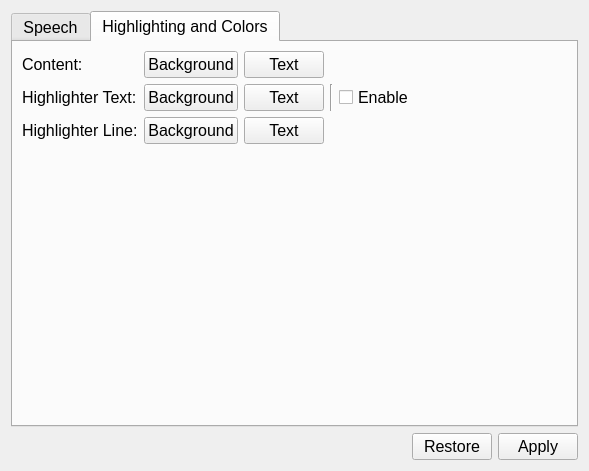
DinoZAR/CentralAccessReader, file src/forms/settings.ui: the form before one commit.
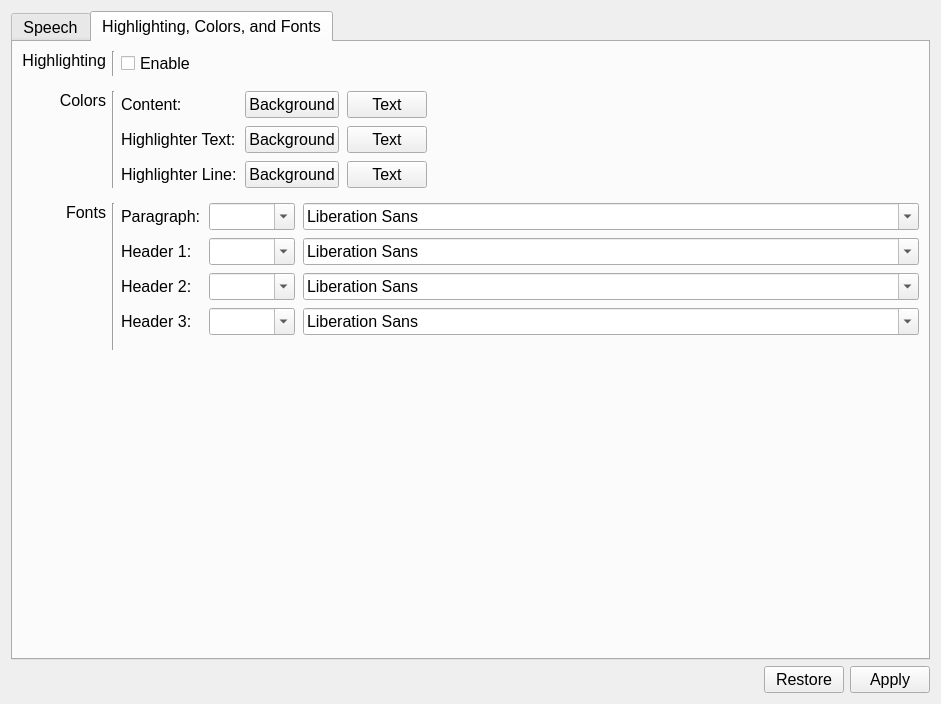
The form after the commit. The open tabs and pages were chosen to show the change.

Commit message: Finished the line highlighting. Starting on the custom font part.

Patch:
```diff
--- a/src/forms/settings.ui
+++ b/src/forms/settings.ui
@@ -6,8 +6,8 @@
    <rect>
     <x>0</x>
     <y>0</y>
-    <width>589</width>
-    <height>471</height>
+    <width>941</width>
+    <height>704</height>
    </rect>
   </property>
   <property name="font">
@@ -176,11 +176,25 @@
      </widget>
      <widget class="QWidget" name="colorsTab">
       <attribute name="title">
-       <string>Highlighting and Colors</string>
+       <string>Highlighting, Colors, and Fonts</string>
       </attribute>
-      <layout class="QVBoxLayout" name="verticalLayout_5">
+      <layout class="QVBoxLayout" name="verticalLayout_4">
        <item>
+        <layout class="QGridLayout" name="gridLayout_3" rowstretch="0,0,1">
+         <property name="verticalSpacing">
+          <number>15</number>
+         </property>
+         <item row="1" column="2">
         <layout class="QFormLayout" name="formLayout">
+           <property name="fieldGrowthPolicy">
+            <enum>QFormLayout::AllNonFixedFieldsGrow</enum>
+           </property>
+           <property name="horizontalSpacing">
+            <number>8</number>
+           </property>
+           <property name="verticalSpacing">
+            <number>8</number>
+           </property>
          <item row="0" column="0">
           <widget class="QLabel" name="label_6">
            <property name="text">
@@ -219,6 +233,13 @@
            </item>
           </layout>
          </item>
+           <item row="1" column="0">
+            <widget class="QLabel" name="label_4">
+             <property name="text">
+              <string>Highlighter Text:</string>
+             </property>
+            </widget>
+           </item>
          <item row="1" column="1">
           <layout class="QHBoxLayout" name="horizontalLayout_4">
            <item>
@@ -235,20 +256,6 @@
              </property>
             </widget>
            </item>
-           <item>
-            <widget class="Line" name="line">
-             <property name="orientation">
-              <enum>Qt::Vertical</enum>
-             </property>
-            </widget>
-           </item>
-           <item>
-            <widget class="QCheckBox" name="enableHighlightCheckbox">
-             <property name="text">
-              <string>Enable</string>
-             </property>
-            </widget>
-           </item>
            <item>
             <spacer name="horizontalSpacer_2">
              <property name="orientation">
@@ -264,10 +271,10 @@
            </item>
           </layout>
          </item>
-         <item row="1" column="0">
-          <widget class="QLabel" name="label_4">
+           <item row="2" column="0">
+            <widget class="QLabel" name="label_5">
            <property name="text">
-            <string>Highlighter Text:</string>
+              <string>Highlighter Line:</string>
            </property>
           </widget>
          </item>
@@ -302,16 +309,249 @@
            </item>
           </layout>
          </item>
+          </layout>
+         </item>
+         <item row="0" column="2">
+          <widget class="QCheckBox" name="enableHighlightCheckbox">
+           <property name="text">
+            <string>Enable</string>
+           </property>
+          </widget>
+         </item>
+         <item row="1" column="0">
+          <widget class="QLabel" name="label_7">
+           <property name="text">
+            <string>Colors</string>
+           </property>
+           <property name="alignment">
+            <set>Qt::AlignRight|Qt::AlignTop|Qt::AlignTrailing</set>
+           </property>
+          </widget>
+         </item>
+         <item row="0" column="0">
+          <widget class="QLabel" name="label_8">
+           <property name="text">
+            <string>Highlighting</string>
+           </property>
+           <property name="alignment">
+            <set>Qt::AlignRight|Qt::AlignTop|Qt::AlignTrailing</set>
+           </property>
+          </widget>
+         </item>
+         <item row="1" column="1">
+          <widget class="Line" name="line_4">
+           <property name="orientation">
+            <enum>Qt::Vertical</enum>
+           </property>
+          </widget>
+         </item>
+         <item row="0" column="1">
+          <widget class="Line" name="line_3">
+           <property name="orientation">
+            <enum>Qt::Vertical</enum>
+           </property>
+          </widget>
+         </item>
          <item row="2" column="0">
-          <widget class="QLabel" name="label_5">
+          <widget class="QLabel" name="label_9">
            <property name="text">
-            <string>Highlighter Line:</string>
+            <string>Fonts</string>
            </property>
+           <property name="alignment">
+            <set>Qt::AlignRight|Qt::AlignTop|Qt::AlignTrailing</set>
+           </property>
           </widget>
          </item>
-        </layout>
-       </item>
-      </layout>
+         <item row="2" column="1">
+          <widget class="Line" name="line_5">
+           <property name="orientation">
+            <enum>Qt::Vertical</enum>
+           </property>
+          </widget>
+         </item>
+         <item row="2" column="2">
+          <layout class="QFormLayout" name="formLayout_2">
+           <property name="horizontalSpacing">
+            <number>8</number>
+           </property>
+           <property name="verticalSpacing">
+            <number>8</number>
+           </property>
+           <item row="0" column="0">
+            <widget class="QLabel" name="label_10">
+             <property name="text">
+              <string>Paragraph:</string>
+             </property>
+            </widget>
+           </item>
+           <item row="1" column="0">
+            <widget class="QLabel" name="label_11">
+             <property name="text">
+              <string>Header 1:</string>
+             </property>
+            </widget>
+           </item>
+           <item row="2" column="0">
+            <widget class="QLabel" name="label_12">
+             <property name="text">
+              <string>Header 2:</string>
+             </property>
+            </widget>
+           </item>
+           <item row="3" column="0">
+            <widget class="QLabel" name="label_13">
+             <property name="text">
+              <string>Header 3:</string>
+             </property>
+            </widget>
+           </item>
+           <item row="3" column="1">
+            <layout class="QHBoxLayout" name="horizontalLayout_9" stretch="0,1">
+             <item>
+              <widget class="QComboBox" name="header3SizeBox">
+               <property name="sizePolicy">
+                <sizepolicy hsizetype="Preferred" vsizetype="Fixed">
+                 <horstretch>0</horstretch>
+                 <verstretch>0</verstretch>
+                </sizepolicy>
+               </property>
+               <property name="minimumSize">
+                <size>
+                 <width>80</width>
+                 <height>0</height>
+                </size>
+               </property>
+               <property name="baseSize">
+                <size>
+                 <width>0</width>
+                 <height>0</height>
+                </size>
+               </property>
+               <property name="editable">
+                <bool>true</bool>
+               </property>
+              </widget>
+             </item>
+             <item>
+              <widget class="QFontComboBox" name="header3FontBox"/>
+             </item>
+            </layout>
+           </item>
+           <item row="2" column="1">
+            <layout class="QHBoxLayout" name="horizontalLayout_8" stretch="0,1">
+             <item>
+              <widget class="QComboBox" name="header2SizeBox">
+               <property name="sizePolicy">
+                <sizepolicy hsizetype="Preferred" vsizetype="Fixed">
+                 <horstretch>0</horstretch>
+                 <verstretch>0</verstretch>
+                </sizepolicy>
+               </property>
+               <property name="minimumSize">
+                <size>
+                 <width>80</width>
+                 <height>0</height>
+                </size>
+               </property>
+               <property name="baseSize">
+                <size>
+                 <width>0</width>
+                 <height>0</height>
+                </size>
+               </property>
+               <property name="editable">
+                <bool>true</bool>
+               </property>
+              </widget>
+             </item>
+             <item>
+              <widget class="QFontComboBox" name="header2FontBox"/>
+             </item>
+            </layout>
+           </item>
+           <item row="1" column="1">
+            <layout class="QHBoxLayout" name="horizontalLayout_7" stretch="0,1">
+             <item>
+              <widget class="QComboBox" name="header1SizeBox">
+               <property name="sizePolicy">
+                <sizepolicy hsizetype="Preferred" vsizetype="Fixed">
+                 <horstretch>0</horstretch>
+                 <verstretch>0</verstretch>
+                </sizepolicy>
+               </property>
+               <property name="minimumSize">
+                <size>
+                 <width>80</width>
+                 <height>0</height>
+                </size>
+               </property>
+               <property name="baseSize">
+                <size>
+                 <width>0</width>
+                 <height>0</height>
+                </size>
+               </property>
+               <property name="editable">
+                <bool>true</bool>
+               </property>
+              </widget>
+             </item>
+             <item>
+              <widget class="QFontComboBox" name="header1FontBox"/>
+             </item>
+            </layout>
+           </item>
+           <item row="0" column="1">
+            <layout class="QHBoxLayout" name="horizontalLayout_6" stretch="0,1">
+             <item>
+              <widget class="QComboBox" name="paragraphSizeBox">
+               <property name="sizePolicy">
+                <sizepolicy hsizetype="Preferred" vsizetype="Fixed">
+                 <horstretch>0</horstretch>
+                 <verstretch>0</verstretch>
+                </sizepolicy>
+               </property>
+               <property name="minimumSize">
+                <size>
+                 <width>80</width>
+                 <height>0</height>
+                </size>
+               </property>
+               <property name="editable">
+                <bool>true</bool>
+               </property>
+              </widget>
+             </item>
+             <item>
+              <widget class="QFontComboBox" name="paragraphFontBox"/>
+             </item>
+            </layout>
+           </item>
+          </layout>
+         </item>
+        </layout>
+       </item>
+       <item>
+        <spacer name="verticalSpacer_2">
+         <property name="orientation">
+          <enum>Qt::Vertical</enum>
+         </property>
+         <property name="sizeHint" stdset="0">
+          <size>
+           <width>20</width>
+           <height>11</height>
+          </size>
+         </property>
+        </spacer>
+       </item>
+      </layout>
+      <zorder></zorder>
+      <zorder>paragraphSizeBox</zorder>
+      <zorder>header1SizeBox</zorder>
+      <zorder>header2SizeBox</zorder>
+      <zorder>header3SizeBox</zorder>
+      <zorder>formLayoutWidget</zorder>
+      <zorder>verticalSpacer_2</zorder>
      </widget>
     </widget>
    </item>
```
Lines whose indentation alone changed are shown as unchanged. The commit also changes 8 other files.
